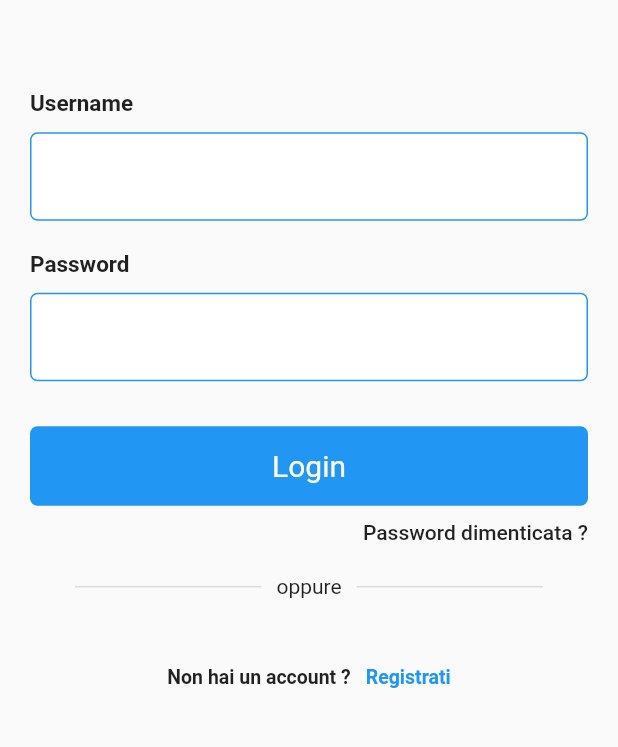
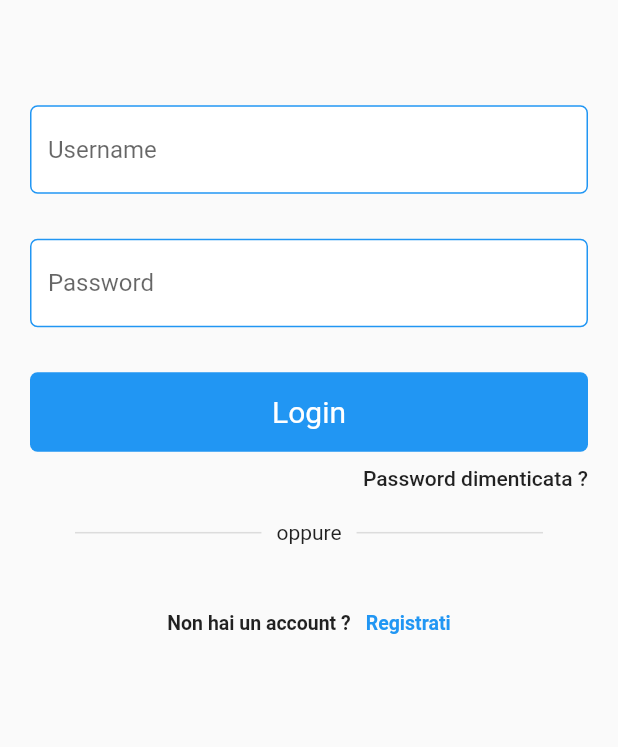
Before and after one commit to trionfettinico/pafp, a Flutter app: the screen it shows after launch, after a tap on "Login", on a phone screen of 412 x 824 dp, the part 397-1144 px from its top. Run offline on Flutter 3.47's test engine with Material 2 defaults, Android fonts, the phone set to English and light mode, and no system bars; our stand-ins replace firebase_auth; accounts and stored records are empty.

Commit message:
aggiunto placeholder

```diff
--- a/lib/login/log_in.dart
+++ b/lib/login/log_in.dart
@@ -41,10 +41,10 @@ class _LoginPageState extends State<LoginPage> {
       child: Column(
         crossAxisAlignment: CrossAxisAlignment.start,
         children: <Widget>[
-          Text(
+          /*Text(
             title,
             style: TextStyle(fontWeight: FontWeight.bold, fontSize: 15),
-          ),
+          ),*/
           SizedBox(
             height: 10,
           ),
@@ -55,6 +55,7 @@ class _LoginPageState extends State<LoginPage> {
                     borderSide: const BorderSide(color: Colors.blue),
                     borderRadius: BorderRadius.all(Radius.circular(5)),
                   ),
+                  hintText: title,
                   fillColor:
                       Colors.white, //colore sfondo input email e password
                   filled: true))
```
